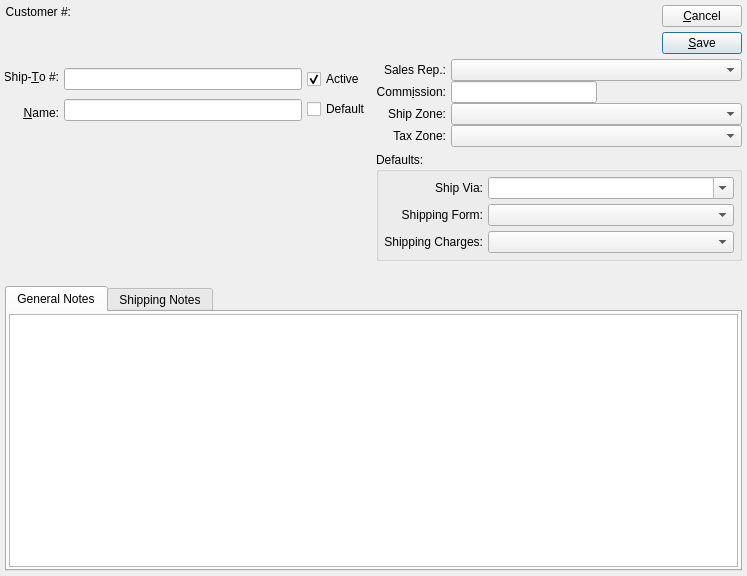
Qt form guiclient/shipTo.ui (Pegasus-RPG/xtuple-client) before a commit.
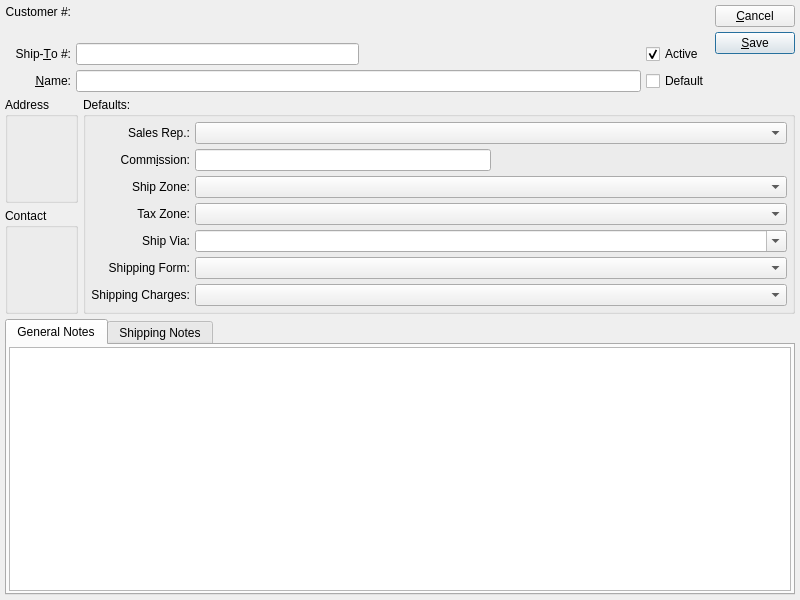
The same form after that commit. Custom widgets are drawn as their Qt base class.

Commit message: issue #9020:  Cosmetic tweaks for new contact cluster layout.

```diff
--- a/guiclient/shipTo.ui
+++ b/guiclient/shipTo.ui
@@ -13,8 +13,8 @@
    <rect>
     <x>0</x>
     <y>0</y>
-    <width>747</width>
-    <height>576</height>
+    <width>800</width>
+    <height>600</height>
    </rect>
   </property>
   <property name="sizeIncrement">
@@ -26,146 +26,12 @@
   <property name="windowTitle">
    <string>Ship-To</string>
   </property>
-  <layout class="QVBoxLayout">
+  <layout class="QGridLayout" name="gridLayout_5">
+   <item row="0" column="0" colspan="2">
+    <layout class="QHBoxLayout" name="horizontalLayout_2">
    <item>
-    <layout class="QHBoxLayout">
-     <property name="spacing">
-      <number>5</number>
-     </property>
-     <item>
-      <layout class="QVBoxLayout">
-       <property name="spacing">
-        <number>0</number>
-       </property>
-       <item>
-        <layout class="QHBoxLayout">
-         <property name="spacing">
-          <number>5</number>
-         </property>
-         <item>
-          <layout class="QVBoxLayout">
-           <property name="spacing">
-            <number>0</number>
-           </property>
-           <item>
-            <widget class="QLabel" name="_custNumberLit">
-             <property name="text">
-              <string>Customer #:</string>
-             </property>
-             <property name="alignment">
-              <set>Qt::AlignRight|Qt::AlignTrailing|Qt::AlignVCenter</set>
-             </property>
-             <property name="buddy">
-              <cstring>_custNum</cstring>
-             </property>
-            </widget>
-           </item>
-           <item>
-            <spacer>
-             <property name="orientation">
-              <enum>Qt::Vertical</enum>
-             </property>
-             <property name="sizeType">
-              <enum>QSizePolicy::Preferred</enum>
-             </property>
-             <property name="sizeHint" stdset="0">
-              <size>
-               <width>20</width>
-               <height>20</height>
-              </size>
-             </property>
-            </spacer>
-           </item>
-          </layout>
-         </item>
-         <item>
-          <layout class="QVBoxLayout">
-           <property name="spacing">
-            <number>0</number>
-           </property>
-           <item>
-            <widget class="QLabel" name="_custNum">
-             <property name="sizePolicy">
-              <sizepolicy hsizetype="Expanding" vsizetype="Preferred">
-               <horstretch>0</horstretch>
-               <verstretch>0</verstretch>
-              </sizepolicy>
-             </property>
-            </widget>
-           </item>
-           <item>
-            <widget class="QLabel" name="_custName">
-             <property name="sizePolicy">
-              <sizepolicy hsizetype="Expanding" vsizetype="Preferred">
-               <horstretch>0</horstretch>
-               <verstretch>0</verstretch>
-              </sizepolicy>
-             </property>
-            </widget>
-           </item>
-          </layout>
-         </item>
-        </layout>
-       </item>
-       <item>
-        <spacer>
-         <property name="orientation">
-          <enum>Qt::Vertical</enum>
-         </property>
-         <property name="sizeType">
-          <enum>QSizePolicy::Preferred</enum>
-         </property>
-         <property name="sizeHint" stdset="0">
-          <size>
-           <width>20</width>
-           <height>20</height>
-          </size>
-         </property>
-        </spacer>
-       </item>
-      </layout>
-     </item>
-     <item>
-      <layout class="QVBoxLayout">
-       <property name="spacing">
-        <number>5</number>
-       </property>
-       <item>
-        <widget class="QPushButton" name="_close">
-         <property name="text">
-          <string>&amp;Cancel</string>
-         </property>
-        </widget>
-       </item>
-       <item>
-        <widget class="QPushButton" name="_save">
-         <property name="text">
-          <string>&amp;Save</string>
-         </property>
-         <property name="autoDefault">
-          <bool>true</bool>
-         </property>
-         <property name="default">
-          <bool>true</bool>
-         </property>
-        </widget>
-       </item>
-      </layout>
-     </item>
-    </layout>
-   </item>
-   <item>
-    <layout class="QHBoxLayout">
-     <item>
-      <layout class="QVBoxLayout">
-       <item>
-        <layout class="QHBoxLayout">
-         <item>
-          <layout class="QVBoxLayout">
-           <property name="spacing">
-            <number>0</number>
-           </property>
-           <item>
+      <layout class="QGridLayout" name="gridLayout_3">
+       <item row="1" column="0">
             <widget class="QLabel" name="_shipToNumberLit">
              <property name="text">
               <string>Ship-&amp;To #:</string>
@@ -178,7 +44,7 @@
              </property>
             </widget>
            </item>
-           <item>
+       <item row="2" column="0">
             <widget class="QLabel" name="_nameLit">
              <property name="text">
               <string>&amp;Name:</string>
@@ -191,32 +57,30 @@
              </property>
             </widget>
            </item>
-          </layout>
-         </item>
-         <item>
-          <layout class="QVBoxLayout">
-           <property name="spacing">
-            <number>0</number>
-           </property>
-           <item>
-            <widget class="XLineEdit" name="_shipToNumber"/>
-           </item>
-           <item>
+       <item row="2" column="1">
             <widget class="XLineEdit" name="_name"/>
            </item>
-          </layout>
-         </item>
-         <item>
-          <layout class="QVBoxLayout">
-           <property name="spacing">
-            <number>0</number>
-           </property>
-           <item>
-            <layout class="QHBoxLayout">
-             <property name="spacing">
-              <number>0</number>
-             </property>
-             <item>
+       <item row="1" column="1">
+        <layout class="QHBoxLayout" name="horizontalLayout">
+         <item>
+          <widget class="XLineEdit" name="_shipToNumber"/>
+         </item>
+         <item>
+          <spacer name="horizontalSpacer">
+           <property name="orientation">
+            <enum>Qt::Horizontal</enum>
+           </property>
+           <property name="sizeHint" stdset="0">
+            <size>
+             <width>40</width>
+             <height>20</height>
+            </size>
+           </property>
+          </spacer>
+         </item>
+        </layout>
+       </item>
+       <item row="1" column="2">
               <widget class="QCheckBox" name="_active">
                <property name="text">
                 <string>Active</string>
@@ -226,65 +90,88 @@
                </property>
               </widget>
              </item>
-             <item>
-              <spacer>
-               <property name="orientation">
-                <enum>Qt::Horizontal</enum>
-               </property>
-               <property name="sizeType">
-                <enum>QSizePolicy::Preferred</enum>
-               </property>
-               <property name="sizeHint" stdset="0">
-                <size>
-                 <width>0</width>
-                 <height>10</height>
-                </size>
-               </property>
-              </spacer>
-             </item>
-            </layout>
-           </item>
-           <item>
-            <layout class="QHBoxLayout">
-             <property name="spacing">
-              <number>0</number>
-             </property>
-             <item>
+       <item row="2" column="2">
               <widget class="QCheckBox" name="_default">
                <property name="text">
                 <string>Default</string>
                </property>
               </widget>
              </item>
+       <item row="0" column="1">
+        <layout class="QVBoxLayout" name="verticalLayout">
              <item>
-              <spacer>
-               <property name="orientation">
-                <enum>Qt::Horizontal</enum>
-               </property>
-               <property name="sizeType">
-                <enum>QSizePolicy::Preferred</enum>
-               </property>
+          <widget class="QLabel" name="_custNum"/>
+         </item>
+         <item>
+          <widget class="QLabel" name="_custName"/>
+         </item>
+        </layout>
+       </item>
+       <item row="0" column="0">
+        <layout class="QVBoxLayout" name="verticalLayout_2">
+         <item>
+          <widget class="QLabel" name="_custNumberLit">
+           <property name="text">
+            <string>Customer #:</string>
+           </property>
+           <property name="alignment">
+            <set>Qt::AlignRight|Qt::AlignTrailing|Qt::AlignVCenter</set>
+           </property>
+           <property name="buddy">
+            <cstring>_custNum</cstring>
+           </property>
+          </widget>
+         </item>
+         <item>
+          <spacer name="verticalSpacer_3">
+           <property name="orientation">
+            <enum>Qt::Vertical</enum>
+           </property>
                <property name="sizeHint" stdset="0">
                 <size>
-                 <width>0</width>
-                 <height>10</height>
+             <width>20</width>
+             <height>0</height>
                 </size>
                </property>
               </spacer>
              </item>
             </layout>
            </item>
+      </layout>
+     </item>
            <item>
-            <spacer>
+      <layout class="QVBoxLayout">
+       <property name="spacing">
+        <number>5</number>
+       </property>
+       <item>
+        <widget class="QPushButton" name="_close">
+         <property name="text">
+          <string>&amp;Cancel</string>
+         </property>
+        </widget>
+       </item>
+       <item>
+        <widget class="QPushButton" name="_save">
+         <property name="text">
+          <string>&amp;Save</string>
+         </property>
+         <property name="autoDefault">
+          <bool>true</bool>
+         </property>
+         <property name="default">
+          <bool>true</bool>
+         </property>
+        </widget>
+       </item>
+       <item>
+        <spacer name="verticalSpacer_2">
              <property name="orientation">
               <enum>Qt::Vertical</enum>
              </property>
-             <property name="sizeType">
-              <enum>QSizePolicy::Preferred</enum>
-             </property>
              <property name="sizeHint" stdset="0">
               <size>
-               <width>10</width>
+           <width>20</width>
                <height>0</height>
               </size>
              </property>
@@ -294,36 +181,25 @@
          </item>
         </layout>
        </item>
-       <item>
+   <item row="1" column="0">
+    <widget class="QGroupBox" name="_addrGroup">
+     <property name="title">
+      <string>Address</string>
+     </property>
+     <layout class="QGridLayout" name="gridLayout_4">
+      <item row="0" column="0">
         <widget class="AddressCluster" name="_address"/>
        </item>
-       <item>
-        <widget class="ContactCluster" name="_contact">
-         <property name="minimalLayout">
-          <bool>true</bool>
-         </property>
-        </widget>
-       </item>
-      </layout>
-     </item>
-     <item>
-      <layout class="QVBoxLayout">
-       <item>
-        <layout class="QVBoxLayout">
-         <property name="spacing">
-          <number>0</number>
-         </property>
-         <item>
-          <layout class="QHBoxLayout">
-           <property name="spacing">
-            <number>5</number>
-           </property>
-           <item>
-            <layout class="QVBoxLayout">
-             <property name="spacing">
-              <number>0</number>
-             </property>
-             <item>
+     </layout>
+    </widget>
+   </item>
+   <item row="1" column="1" rowspan="2">
+    <widget class="QGroupBox" name="_defaultsGroup">
+     <property name="title">
+      <string>Defaults:</string>
+     </property>
+     <layout class="QGridLayout" name="gridLayout">
+      <item row="0" column="0">
               <widget class="QLabel" name="_salesRepLit">
                <property name="text">
                 <string>Sales Rep.:</string>
@@ -333,7 +209,14 @@
                </property>
               </widget>
              </item>
-             <item>
+      <item row="0" column="1">
+       <widget class="XComboBox" name="_salesRep">
+        <property name="type">
+         <enum>XComboBox::SalesReps</enum>
+        </property>
+       </widget>
+      </item>
+      <item row="1" column="0">
               <widget class="QLabel" name="_commissionLit">
                <property name="text">
                 <string>Comm&amp;ission:</string>
@@ -346,41 +229,7 @@
                </property>
               </widget>
              </item>
-             <item>
-              <widget class="QLabel" name="_zoneLit">
-               <property name="text">
-                <string>Ship Zone:</string>
-               </property>
-               <property name="alignment">
-                <set>Qt::AlignRight|Qt::AlignTrailing|Qt::AlignVCenter</set>
-               </property>
-              </widget>
-             </item>
-             <item>
-              <widget class="QLabel" name="_taxZoneLit">
-               <property name="text">
-                <string>Tax Zone:</string>
-               </property>
-               <property name="alignment">
-                <set>Qt::AlignRight|Qt::AlignTrailing|Qt::AlignVCenter</set>
-               </property>
-              </widget>
-             </item>
-            </layout>
-           </item>
-           <item>
-            <layout class="QVBoxLayout">
-             <property name="spacing">
-              <number>0</number>
-             </property>
-             <item>
-              <widget class="XComboBox" name="_salesRep">
-               <property name="type">
-                <enum>XComboBox::SalesReps</enum>
-               </property>
-              </widget>
-             </item>
-             <item>
+      <item row="1" column="1">
               <layout class="QHBoxLayout">
                <property name="spacing">
                 <number>0</number>
@@ -410,7 +259,17 @@
                </item>
               </layout>
              </item>
-             <item>
+      <item row="2" column="0">
+       <widget class="QLabel" name="_zoneLit">
+        <property name="text">
+         <string>Ship Zone:</string>
+        </property>
+        <property name="alignment">
+         <set>Qt::AlignRight|Qt::AlignTrailing|Qt::AlignVCenter</set>
+        </property>
+       </widget>
+      </item>
+      <item row="2" column="1">
               <widget class="XComboBox" name="_shipZone">
                <property name="allowNull">
                 <bool>true</bool>
@@ -420,7 +279,17 @@
                </property>
               </widget>
              </item>
-             <item>
+      <item row="3" column="0">
+       <widget class="QLabel" name="_taxZoneLit">
+        <property name="text">
+         <string>Tax Zone:</string>
+        </property>
+        <property name="alignment">
+         <set>Qt::AlignRight|Qt::AlignTrailing|Qt::AlignVCenter</set>
+        </property>
+       </widget>
+      </item>
+      <item row="3" column="1">
               <widget class="XComboBox" name="_taxzone">
                <property name="allowNull">
                 <bool>true</bool>
@@ -433,27 +302,7 @@
                </property>
               </widget>
              </item>
-            </layout>
-           </item>
-          </layout>
-         </item>
-        </layout>
-       </item>
-       <item>
-        <widget class="QGroupBox" name="_defaultsGroup">
-         <property name="sizePolicy">
-          <sizepolicy hsizetype="Expanding" vsizetype="Fixed">
-           <horstretch>0</horstretch>
-           <verstretch>0</verstretch>
-          </sizepolicy>
-         </property>
-         <property name="title">
-          <string>Defaults:</string>
-         </property>
-         <layout class="QHBoxLayout">
-          <item>
-           <layout class="QVBoxLayout" name="_shippingDefaultsLits">
-            <item>
+      <item row="4" column="0">
              <widget class="QLabel" name="_shipviaLlit">
               <property name="text">
                <string>Ship Via:</string>
@@ -463,31 +312,7 @@
               </property>
              </widget>
             </item>
-            <item>
-             <widget class="QLabel" name="_shippingFormLit">
-              <property name="text">
-               <string>Shipping Form:</string>
-              </property>
-              <property name="alignment">
-               <set>Qt::AlignRight|Qt::AlignTrailing|Qt::AlignVCenter</set>
-              </property>
-             </widget>
-            </item>
-            <item>
-             <widget class="QLabel" name="_shippingChargesLit">
-              <property name="text">
-               <string>Shipping Charges:</string>
-              </property>
-              <property name="alignment">
-               <set>Qt::AlignRight|Qt::AlignTrailing|Qt::AlignVCenter</set>
-              </property>
-             </widget>
-            </item>
-           </layout>
-          </item>
-          <item>
-           <layout class="QVBoxLayout" name="_shippingDefaultsData">
-            <item>
+      <item row="4" column="1">
              <widget class="XComboBox" name="_shipVia">
               <property name="sizePolicy">
                <sizepolicy hsizetype="Expanding" vsizetype="Fixed">
@@ -506,7 +331,17 @@
               </property>
              </widget>
             </item>
-            <item>
+      <item row="5" column="0">
+       <widget class="QLabel" name="_shippingFormLit">
+        <property name="text">
+         <string>Shipping Form:</string>
+        </property>
+        <property name="alignment">
+         <set>Qt::AlignRight|Qt::AlignTrailing|Qt::AlignVCenter</set>
+        </property>
+       </widget>
+      </item>
+      <item row="5" column="1">
              <widget class="XComboBox" name="_shipform">
               <property name="sizePolicy">
                <sizepolicy hsizetype="Expanding" vsizetype="Fixed">
@@ -519,7 +354,17 @@
               </property>
              </widget>
             </item>
-            <item>
+      <item row="6" column="0">
+       <widget class="QLabel" name="_shippingChargesLit">
+        <property name="text">
+         <string>Shipping Charges:</string>
+        </property>
+        <property name="alignment">
+         <set>Qt::AlignRight|Qt::AlignTrailing|Qt::AlignVCenter</set>
+        </property>
+       </widget>
+      </item>
+      <item row="6" column="1">
              <widget class="XComboBox" name="_shipchrg">
               <property name="sizePolicy">
                <sizepolicy hsizetype="Expanding" vsizetype="Fixed">
@@ -535,33 +380,46 @@
               </property>
              </widget>
             </item>
-           </layout>
-          </item>
-         </layout>
-        </widget>
-       </item>
-       <item>
-        <spacer>
+      <item row="7" column="1">
+       <spacer name="verticalSpacer">
          <property name="orientation">
           <enum>Qt::Vertical</enum>
          </property>
-         <property name="sizeType">
-          <enum>QSizePolicy::Preferred</enum>
-         </property>
          <property name="sizeHint" stdset="0">
           <size>
            <width>20</width>
-           <height>20</height>
+          <height>0</height>
           </size>
          </property>
         </spacer>
        </item>
       </layout>
-     </item>
-    </layout>
+    </widget>
+   </item>
+   <item row="2" column="0">
+    <widget class="QGroupBox" name="_cntctGroup">
+     <property name="title">
+      <string>Contact</string>
+     </property>
+     <layout class="QGridLayout" name="gridLayout_2">
+      <item row="0" column="0">
+       <widget class="ContactCluster" name="_contact">
+        <property name="minimalLayout">
+         <bool>true</bool>
+        </property>
+       </widget>
+      </item>
+     </layout>
+    </widget>
    </item>
-   <item>
+   <item row="3" column="0" colspan="2">
     <widget class="QTabWidget" name="_commentsTab">
+     <property name="sizePolicy">
+      <sizepolicy hsizetype="Expanding" vsizetype="Expanding">
+       <horstretch>0</horstretch>
+       <verstretch>1</verstretch>
+      </sizepolicy>
+     </property>
      <property name="currentIndex">
       <number>0</number>
      </property>
```
Left out of the diff: 9 changed lines with no effect on the pictures. Lines whose indentation alone changed are shown as unchanged. The commit also changes 4 other files.
